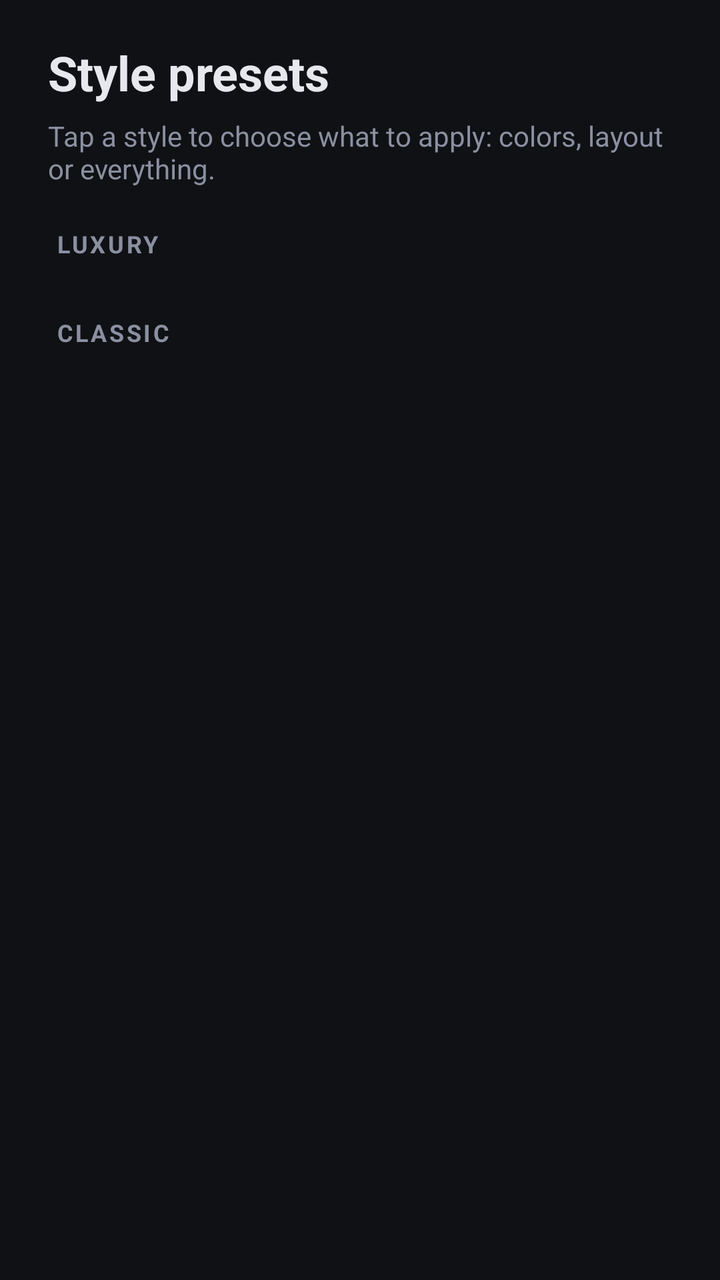
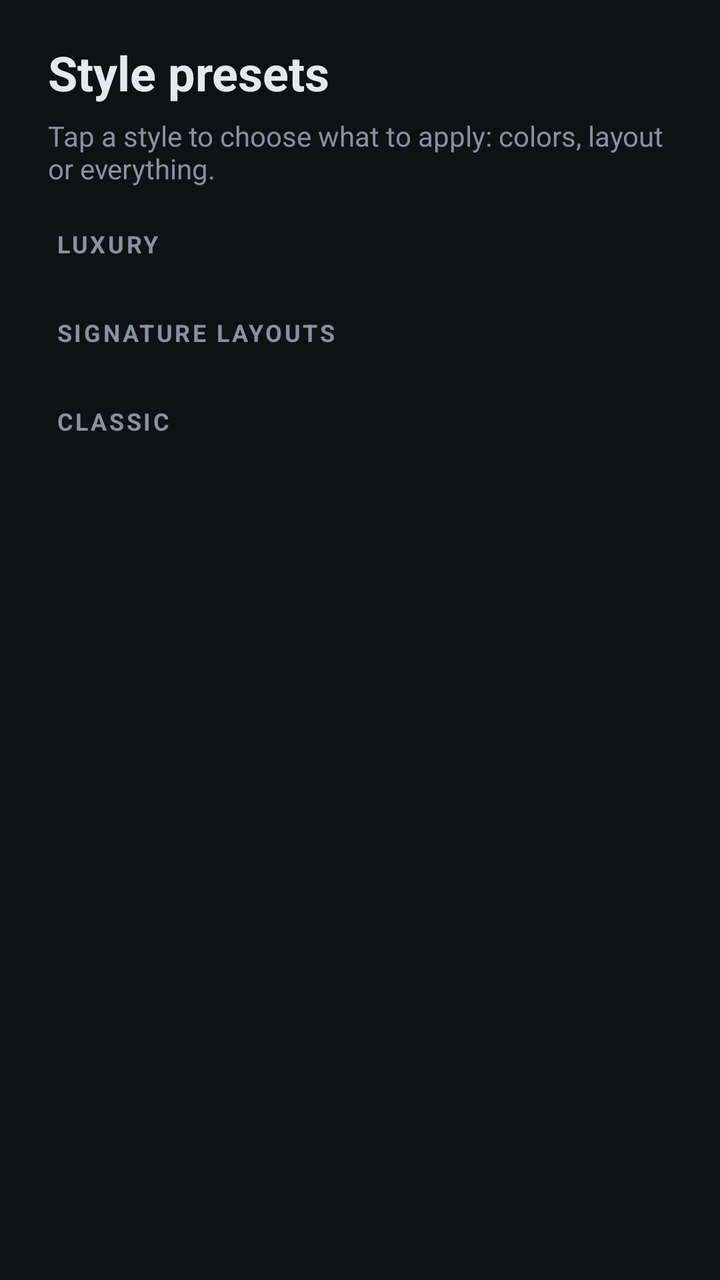

Before-and-after screenshots of an Android layout around one commit, followed by the original layout XML and the change that was made.
<!-- AndroidManifest.xml: application theme Theme.Voltune -->
<!-- res/layout/activity_presets.xml -->
<?xml version="1.0" encoding="utf-8"?>
<ScrollView xmlns:android="http://schemas.android.com/apk/res/android"
    android:id="@+id/root"
    android:layout_width="match_parent"
    android:layout_height="match_parent"
    android:clipToPadding="false"
    android:fillViewport="true">

    <LinearLayout
        android:layout_width="match_parent"
        android:layout_height="wrap_content"
        android:orientation="vertical"
        android:paddingStart="24dp"
        android:paddingTop="20dp"
        android:paddingEnd="24dp"
        android:paddingBottom="24dp">

        <TextView
            android:layout_width="wrap_content"
            android:layout_height="wrap_content"
            android:text="@string/section_presets"
            android:textColor="@color/vt_text"
            android:textSize="24sp"
            android:textStyle="bold" />

        <TextView
            android:layout_width="wrap_content"
            android:layout_height="wrap_content"
            android:layout_marginTop="6dp"
            android:text="@string/presets_hint"
            android:textColor="@color/vt_text_muted"
            android:textSize="14sp" />

        <TextView
            style="@style/Voltune.GroupLabel"
            android:text="@string/presets_luxury" />

        <GridLayout
            android:id="@+id/luxuryGrid"
            android:layout_width="match_parent"
            android:layout_height="wrap_content"
            android:layout_marginStart="-6dp"
            android:layout_marginEnd="-6dp"
            android:columnCount="2" />

        <TextView
            style="@style/Voltune.GroupLabel"
            android:text="@string/presets_classic" />

        <GridLayout
            android:id="@+id/classicGrid"
            android:layout_width="match_parent"
            android:layout_height="wrap_content"
            android:layout_marginStart="-6dp"
            android:layout_marginEnd="-6dp"
            android:columnCount="2" />

    </LinearLayout>

</ScrollView>
<!-- resources referenced by this layout -->
<resources>
  <color name="vt_text">#E6E8EE</color>
  <color name="vt_text_muted">#8A90A0</color>
  <string name="presets_classic">Classic</string>
  <string name="presets_hint">Tap a style to choose what to apply: colors, layout or everything.</string>
  <string name="presets_luxury">Luxury</string>
  <string name="section_presets">Style presets</string>
  <style name="Voltune.GroupLabel" parent="">
          <item name="android:layout_width">wrap_content</item>
          <item name="android:layout_height">wrap_content</item>
          <item name="android:layout_marginStart">4dp</item>
          <item name="android:layout_marginTop">20dp</item>
          <item name="android:layout_marginBottom">8dp</item>
          <item name="android:letterSpacing">0.1</item>
          <item name="android:textAllCaps">true</item>
          <item name="android:textColor">@color/vt_text_muted</item>
          <item name="android:textSize">12sp</item>
          <item name="android:textStyle">bold</item>
      </style>
  <style name="Theme.Voltune" parent="Theme.Material3.Dark.NoActionBar">
          <item name="colorPrimary">@color/vt_primary</item>
          <item name="colorOnPrimary">@color/vt_on_primary</item>
          <item name="colorSecondary">@color/vt_accent</item>
          <item name="colorSurface">@color/vt_surface</item>
          <item name="colorOnSurface">@color/vt_text</item>
          <item name="android:colorBackground">@color/vt_background</item>
          <item name="android:windowBackground">@color/vt_background</item>
      </style>
  <color name="vt_primary">#6C5CE7</color>
  <color name="vt_on_primary">#FFFFFF</color>
  <color name="vt_accent">#00D1B2</color>
  <color name="vt_surface">#1A1D24</color>
  <color name="vt_background">#0F1115</color>
</resources>

<!-- the commit's change to res/layout/activity_presets.xml (unified diff, before → after) -->
@@ -45,6 +45,18 @@
 
         <TextView
             style="@style/Voltune.GroupLabel"
+            android:text="@string/presets_signature" />
+
+        <GridLayout
+            android:id="@+id/signatureGrid"
+            android:layout_width="match_parent"
+            android:layout_height="wrap_content"
+            android:layout_marginStart="-6dp"
+            android:layout_marginEnd="-6dp"
+            android:columnCount="2" />
+
+        <TextView
+            style="@style/Voltune.GroupLabel"
             android:text="@string/presets_classic" />
 
         <GridLayout
<!-- resource entries referenced after the edit -->
@@ -5,6 +5,7 @@
   <string name="presets_classic">Classic</string>
   <string name="presets_hint">Tap a style to choose what to apply: colors, layout or everything.</string>
   <string name="presets_luxury">Luxury</string>
+  <string name="presets_signature">Signature layouts</string>
   <string name="section_presets">Style presets</string>
   <style name="Voltune.GroupLabel" parent="">
           <item name="android:layout_width">wrap_content</item>
